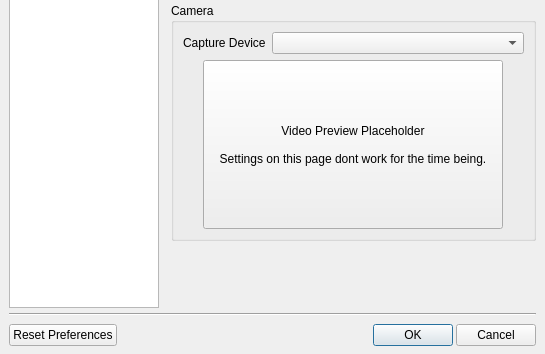
Qt form sources/aformsettings.ui (murtisoft/lnmsgr) before a commit; both pictures show x 0 to 545 and y 188 to 542 of the 545 by 542 pixel window.
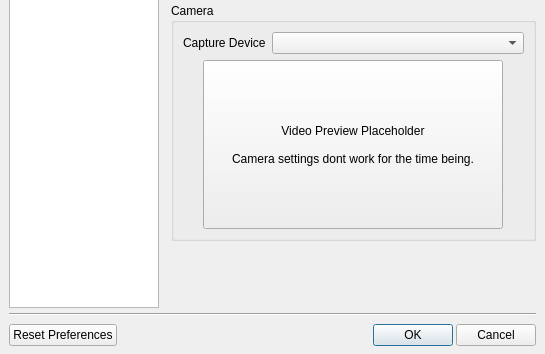
The same form after that commit. The open tabs and pages were chosen to show the change. Custom widgets are drawn as their Qt base class.

```diff
--- a/sources/aformsettings.ui
+++ b/sources/aformsettings.ui
@@ -1041,7 +1041,7 @@
                 <property name="text">
                  <string>Video Preview Placeholder
 
-Settings on this page dont work for the time being.</string>
+Camera settings dont work for the time being.</string>
                 </property>
                </widget>
               </item>
```
Left out of the diff: 2 changed lines with no effect on the pictures.
